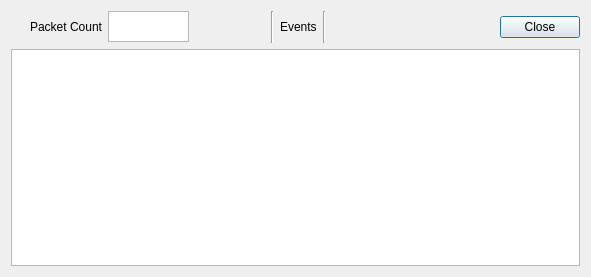
Qt form Subsystems/tlmGUI/EventMessageDialog.ui (nasa/cFS-GroundSystem) before a commit.
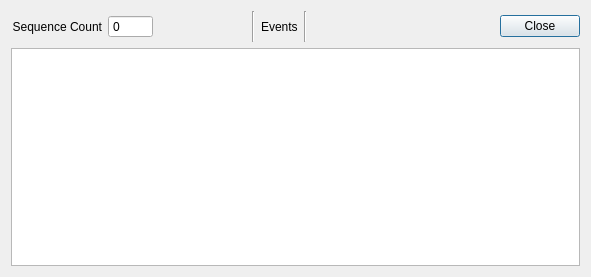
The same form after that commit.

The edit to the form file:
```diff
--- a/Subsystems/tlmGUI/EventMessageDialog.ui
+++ b/Subsystems/tlmGUI/EventMessageDialog.ui
@@ -32,12 +32,12 @@
        </property>
        <property name="maximumSize">
         <size>
-         <width>91</width>
-         <height>17</height>
+         <width>135</width>
+         <height>29</height>
         </size>
        </property>
        <property name="text">
-        <string>Packet Count</string>
+        <string>Sequence Count</string>
        </property>
        <property name="alignment">
         <set>Qt::AlignRight|Qt::AlignTrailing|Qt::AlignVCenter</set>
@@ -45,24 +45,15 @@
       </widget>
      </item>
      <item>
-      <widget class="QTextBrowser" name="sequenceCount">
-       <property name="sizePolicy">
-        <sizepolicy hsizetype="Fixed" vsizetype="Fixed">
-         <horstretch>0</horstretch>
-         <verstretch>0</verstretch>
-        </sizepolicy>
+      <widget class="QSpinBox" name="sequenceCount">
+       <property name="readOnly">
+        <bool>true</bool>
        </property>
-       <property name="minimumSize">
-        <size>
-         <width>81</width>
-         <height>31</height>
-        </size>
+       <property name="buttonSymbols">
+        <enum>QAbstractSpinBox::NoButtons</enum>
        </property>
-       <property name="maximumSize">
-        <size>
-         <width>81</width>
-         <height>31</height>
-        </size>
+       <property name="maximum">
+        <number>16384</number>
        </property>
       </widget>
      </item>
@@ -131,27 +122,6 @@
      </item>
      <item>
       <widget class="QDialogButtonBox" name="buttonBox">
-       <property name="sizePolicy">
-        <sizepolicy hsizetype="Fixed" vsizetype="Fixed">
-         <horstretch>0</horstretch>
-         <verstretch>0</verstretch>
-        </sizepolicy>
-       </property>
-       <property name="minimumSize">
-        <size>
-         <width>91</width>
-         <height>32</height>
-        </size>
-       </property>
-       <property name="maximumSize">
-        <size>
-         <width>91</width>
-         <height>32</height>
-        </size>
-       </property>
-       <property name="orientation">
-        <enum>Qt::Horizontal</enum>
-       </property>
        <property name="standardButtons">
         <set>QDialogButtonBox::Close</set>
        </property>
@@ -160,7 +130,11 @@
     </layout>
    </item>
    <item>
-    <widget class="QTextBrowser" name="eventOutput"/>
+    <widget class="QPlainTextEdit" name="eventOutput">
+     <property name="readOnly">
+      <bool>true</bool>
+     </property>
+    </widget>
    </item>
   </layout>
  </widget>
```
Left out of the diff: 28 changed lines with no effect on the pictures.
